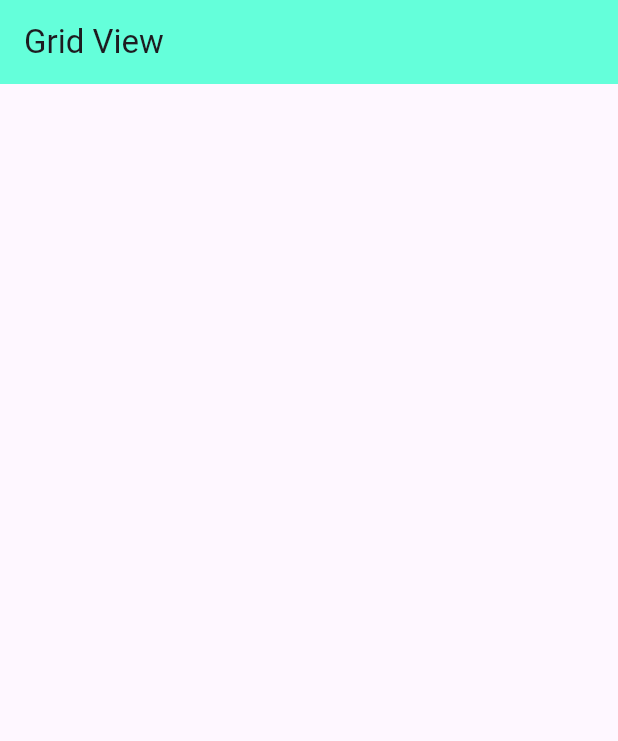
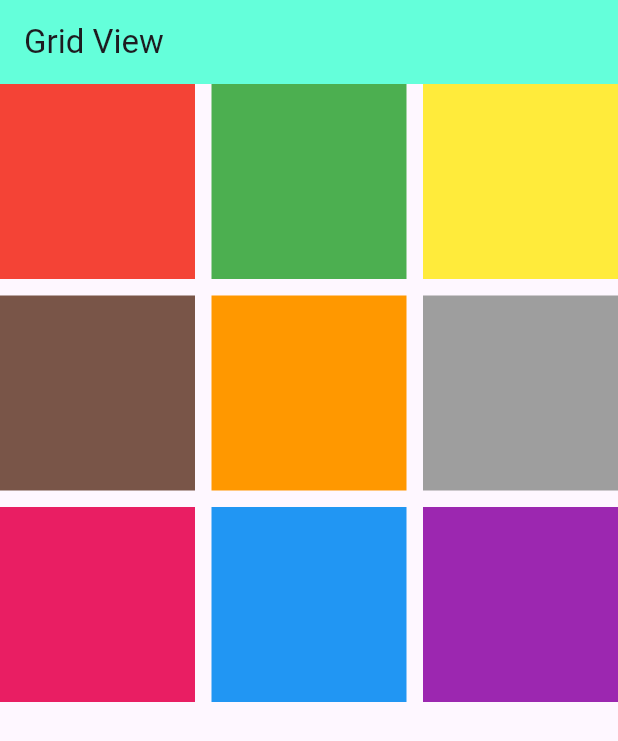
Before and after one commit to Piyushbhatt7/Flutter-Widgets, a Flutter app: the screen it shows after launch, on a phone screen of 412 x 824 dp. Shown: the top 741 px of the screen. Run offline on Flutter 3.47's test engine with Material 3 defaults, Android fonts, the phone set to English and light mode, and no system bars.

Commit message:
GridView

```diff
--- a/lib/GridView.dart
+++ b/lib/GridView.dart
@@ -41,6 +41,24 @@ class Gridview extends StatelessWidget {
 
       // ),
 
+
+      body: GridView.count(crossAxisCount: 3, // devide the row
+      crossAxisSpacing: 11,
+      mainAxisSpacing: 11,
+      children: [
+         Container(color: arrColors[0],),
+         Container(color: arrColors[1],),
+         Container(color: arrColors[2],),
+         Container(color: arrColors[3],),
+         Container(color: arrColors[4],),
+         Container(color: arrColors[5],),
+         Container(color: arrColors[6],),
+         Container(color: arrColors[7],),
+         Container(color: arrColors[8],),
+      ],
+
+      ),
+
     );
   }
 }
```
